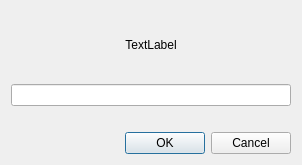
Old version of the form dialog_line_edit.ui in the repository bruceHun/pythonImageEditor.
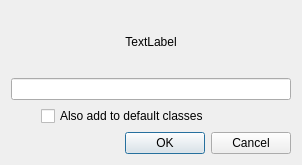
New version of the form.

Commit message: Add class name tag

Patch:
```diff
--- a/dialog_line_edit.ui
+++ b/dialog_line_edit.ui
@@ -37,20 +37,33 @@
     <widget class="QLineEdit" name="lineEdit"/>
    </item>
    <item>
-    <spacer name="verticalSpacer">
-     <property name="orientation">
-      <enum>Qt::Vertical</enum>
+    <layout class="QHBoxLayout" name="horizontalLayout">
+     <property name="leftMargin">
+      <number>30</number>
      </property>
-     <property name="sizeType">
-      <enum>QSizePolicy::Fixed</enum>
+     <property name="rightMargin">
+      <number>30</number>
      </property>
-     <property name="sizeHint" stdset="0">
-      <size>
-       <width>20</width>
-       <height>20</height>
-      </size>
-     </property>
-    </spacer>
+     <item>
+      <widget class="QCheckBox" name="checkBox">
+       <property name="mouseTracking">
+        <bool>false</bool>
+       </property>
+       <property name="focusPolicy">
+        <enum>Qt::TabFocus</enum>
+       </property>
+       <property name="layoutDirection">
+        <enum>Qt::LeftToRight</enum>
+       </property>
+       <property name="styleSheet">
+        <string notr="true">font: 9pt &quot;Arial&quot;;</string>
+       </property>
+       <property name="text">
+        <string>Also add to default classes</string>
+       </property>
+      </widget>
+     </item>
+    </layout>
    </item>
    <item>
     <widget class="QDialogButtonBox" name="buttonBox">
```
Left out of the diff: 3 changed lines with no effect on the pictures. The commit also changes 4 other files.
